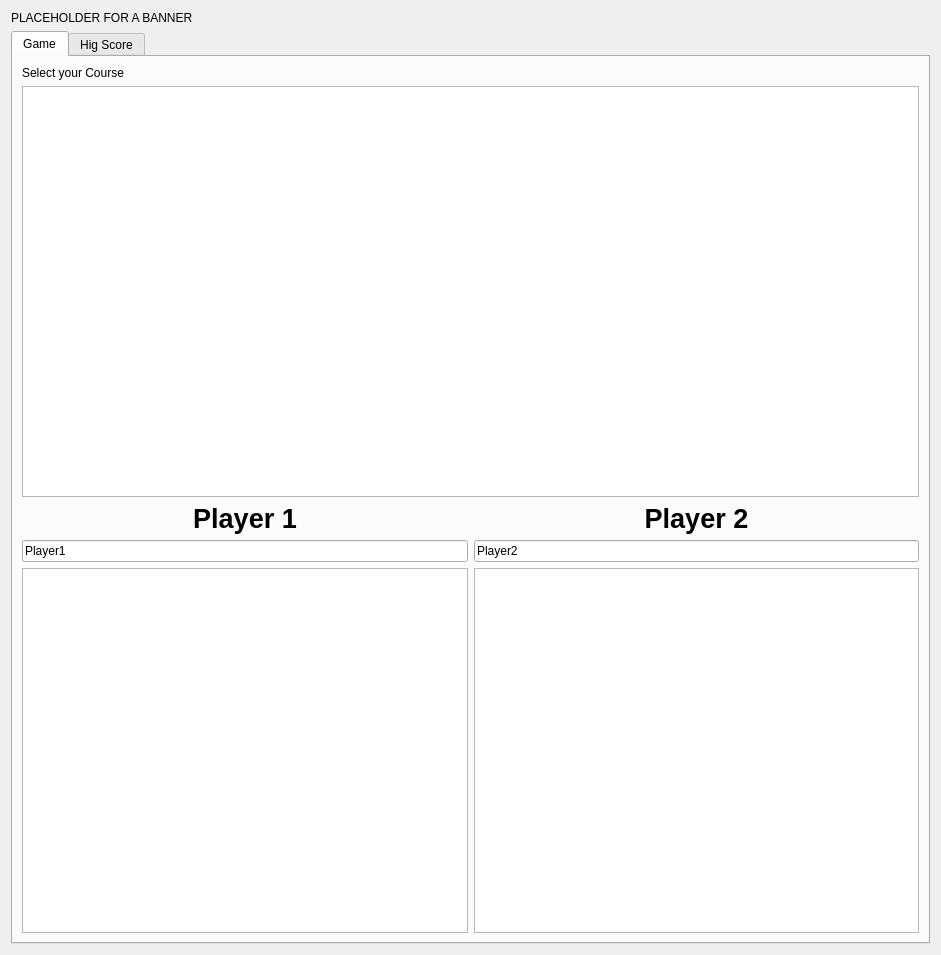
Old version of the form racegame/resource/RaceGame.ui in the repository PaulSchweizer/MayaGameEngine.
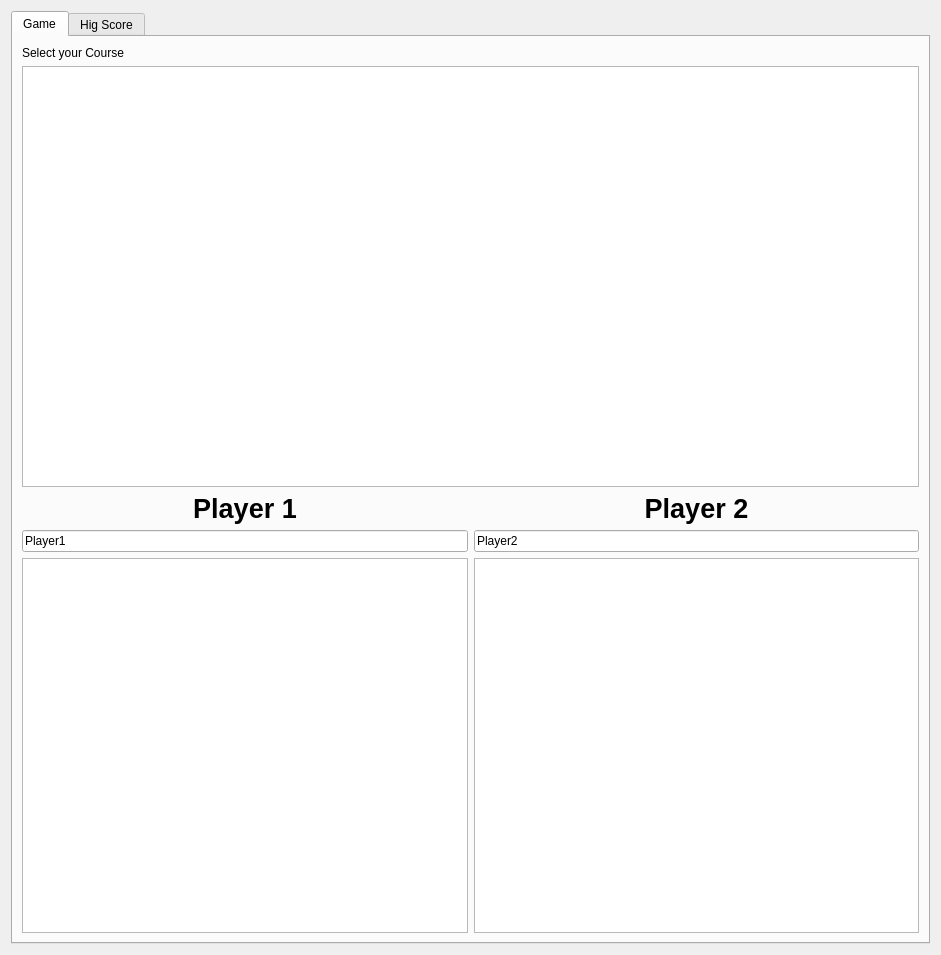
New version of the form.

```diff
--- a/racegame/resource/RaceGame.ui
+++ b/racegame/resource/RaceGame.ui
@@ -29,13 +29,6 @@
    <string notr="true"/>
   </property>
   <layout class="QVBoxLayout" name="verticalLayout_2">
-   <item>
-    <widget class="QLabel" name="label_2">
-     <property name="text">
-      <string>PLACEHOLDER FOR A BANNER</string>
-     </property>
-    </widget>
-   </item>
    <item>
     <widget class="QTabWidget" name="tabWidget">
      <property name="focusPolicy">
```
